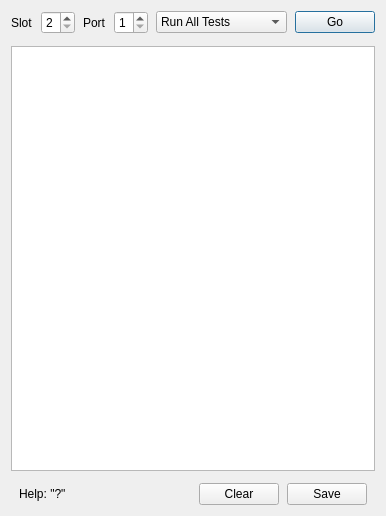
The window that Forms/IMBISTDlg.ui (billkarsh/SpikeGLX) describes before a commit, drawn with Qt 5.
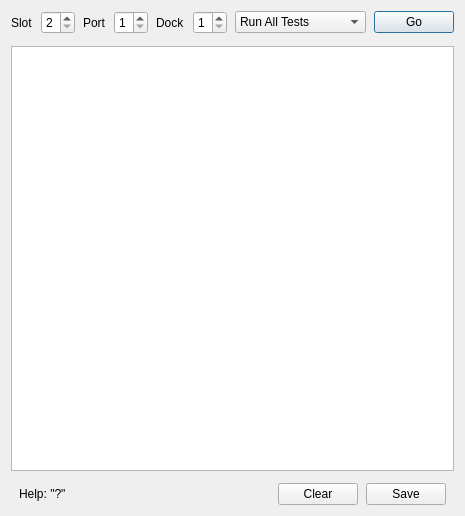
The same window after the commit.

```diff
--- a/Forms/IMBISTDlg.ui
+++ b/Forms/IMBISTDlg.ui
@@ -9,7 +9,7 @@
    <rect>
     <x>0</x>
     <y>0</y>
-    <width>367</width>
+    <width>414</width>
     <height>516</height>
    </rect>
   </property>
@@ -80,6 +80,23 @@
        </property>
       </widget>
      </item>
+     <item>
+      <widget class="QLabel" name="label_4">
+       <property name="text">
+        <string>Dock</string>
+       </property>
+      </widget>
+     </item>
+     <item>
+      <widget class="QSpinBox" name="dockSB">
+       <property name="minimum">
+        <number>1</number>
+       </property>
+       <property name="maximum">
+        <number>2</number>
+       </property>
+      </widget>
+     </item>
      <item>
       <widget class="QComboBox" name="testCB">
        <property name="sizePolicy">
```
Left out of the diff: 1 changed line with no effect on the pictures.
